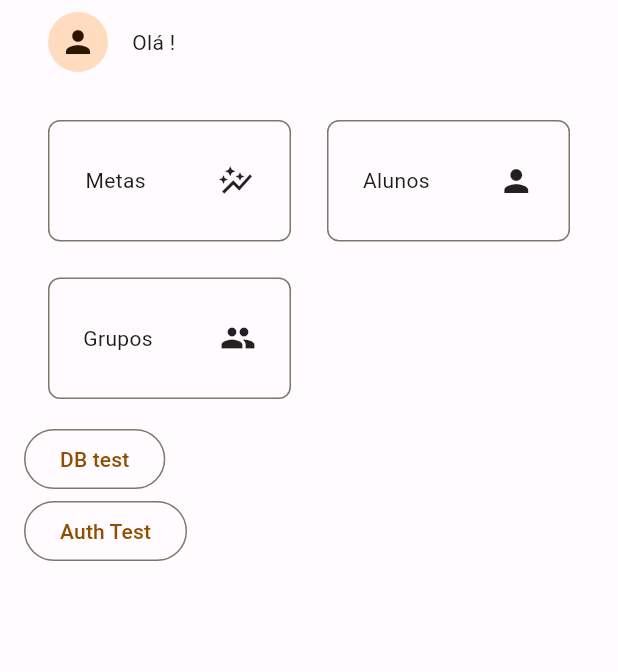
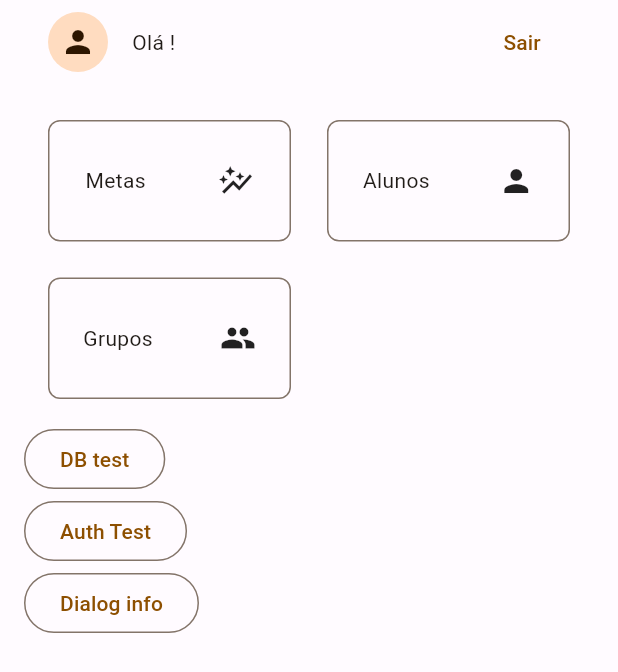
Before and after one commit to ThiagoFontes/minha_turma, a Flutter app: the screen it shows once a user with an empty profile is signed in, on a phone screen of 412 x 824 dp. Shown: the top 672 px of the screen. Run offline on Flutter 3.47's test engine with Material 3 defaults, Android fonts, the phone set to English and light mode, and no system bars; our stand-ins replace cloud_firestore, firebase_auth, firebase_core, flutter_bloc, go_router; accounts and stored records are empty; generated files the repository leaves out were written again; Roboto replaces fonts that are missing (RobotoMono).

Commit message:
add error messages and fix auth state on reload

```diff
--- a/lib/main.dart
+++ b/lib/main.dart
@@ -5,8 +5,6 @@ import 'package:firebase_core/firebase_core.dart';
 import 'package:flutter/foundation.dart';
 import 'package:flutter/material.dart';
 import 'package:myclasses/firebase_options.dart';
-import 'package:myclasses/src/app_routes.dart';
-import 'package:myclasses/src/utils/firebase/auth_service.dart';
 
 import 'src/app.dart';
 import 'src/settings/settings_controller.dart';
@@ -32,8 +30,6 @@ void main() async {
     );
   }
 
-  AuthService.loginListener(navigatorKey: AppRoutes.navigatorKey);
-
   // if (kDebugMode) {
   //   try {
   //     FirebaseFirestore.instance.useFirestoreEmulator('localhost', 8080);
--- a/lib/src/app.dart
+++ b/lib/src/app.dart
@@ -3,19 +3,31 @@ import 'package:flutter/material.dart';
 import 'package:flutter_localizations/flutter_localizations.dart';
 import 'package:go_router/go_router.dart';
 import 'package:myclasses/src/app_routes.dart';
+import 'package:myclasses/src/utils/firebase/auth_service.dart';
 import 'package:myclasses/src/utils/localization/l10n.dart';
 import 'package:myclasses/src/utils/material_theme/color_schemes.g.dart';
 
 import 'settings/settings_controller.dart';
 
 /// The Widget that configures your application.
-class MyApp extends StatelessWidget {
+class MyApp extends StatefulWidget {
   const MyApp({
     super.key,
     required this.settingsController,
   });
 
   final SettingsController settingsController;
+
+  @override
+  State<MyApp> createState() => _MyAppState();
+}
+
+class _MyAppState extends State<MyApp> {
+  @override
+  void initState() {
+    AuthService.loginListener();
+    super.initState();
+  }
 
   @override
   Widget build(BuildContext context) {
@@ -28,8 +40,12 @@ class MyApp extends StatelessWidget {
     //
     // The ListenableBuilder Widget listens to the SettingsController for changes.
     // Whenever the user updates their settings, the MaterialApp is rebuilt.
-    return ListenableBuilder(
-      listenable: settingsController,
+
+    return GestureDetector(
+      behavior: HitTestBehavior.opaque,
+      onTap: () => FocusScope.of(context).requestFocus(FocusNode()),
+      child: ListenableBuilder(
+        listenable: widget.settingsController,
         builder: (BuildContext context, Widget? child) {
           return LayoutBuilder(builder: (context, constraints) {
             double? width;
@@ -47,10 +63,6 @@ class MyApp extends StatelessWidget {
                   // returns to the app after it has been killed while running in the
                   // background.
                   restorationScopeId: 'app',
-
-                // Provide the generated AppLocalizations to the MaterialApp. This
-                // allows descendant Widgets to display the correct translations
-                // depending on the user's locale.
                   localizationsDelegates: const [
                     AppLocalizations.delegate,
                     GlobalMaterialLocalizations.delegate,
@@ -58,20 +70,10 @@ class MyApp extends StatelessWidget {
                     GlobalCupertinoLocalizations.delegate,
                   ],
                   supportedLocales: const [
-                  Locale('pt', 'BR'), // English, no country code
+                    Locale('pt', 'BR'),
                   ],
-
-                // Use AppLocalizations to configure the correct application title
-                // depending on the user's locale.
-                //
-                // The appTitle is defined in .arb files found in the localization
-                // directory.
                   onGenerateTitle: (BuildContext context) =>
                       AppLocalizations.of(context).appTitle,
-
-                // Define a light and dark color theme. Then, read the user's
-                // preferred ThemeMode (light, dark, or system default) from the
-                // SettingsController to display the correct theme.
                   theme: ThemeData(
                     useMaterial3: true,
                     colorScheme: lightColorScheme,
@@ -82,8 +84,7 @@ class MyApp extends StatelessWidget {
                     colorScheme: darkColorScheme,
                     fontFamily: 'RobotoMono',
                   ),
-                // darkTheme: ThemeData.dark(),
-                themeMode: settingsController.themeMode,
+                  themeMode: widget.settingsController.themeMode,
 
                   routerConfig: AppRoutes.router,
                 ),
@@ -91,6 +92,7 @@ class MyApp extends StatelessWidget {
             );
           });
         },
+      ),
     );
   }
 }
--- a/lib/src/app_routes.dart
+++ b/lib/src/app_routes.dart
@@ -8,6 +8,7 @@ import 'package:myclasses/src/features/home_coach/add_student_page.dart';
 import 'package:myclasses/src/features/home_coach/home_coach_page.dart';
 import 'package:myclasses/src/features/home_coach/list_goals_page.dart';
 import 'package:myclasses/src/features/login/login_view.dart';
+import 'package:myclasses/src/features/profile/profile_page.dart';
 
 typedef RouterBuilder = Widget Function(BuildContext, GoRouterState);
 
@@ -16,7 +17,8 @@ abstract class AppRoutes {
     LoginView.route: (context, state) => const LoginView(),
     TestFirestorePage.route: (context, state) => const TestFirestorePage(),
     TestFirebaseAuthPage.route: (p0, p1) => const TestFirebaseAuthPage(),
-    HomeCoachPage.route: (context, state) => HomeCoachPage(),
+    HomeCoachPage.route: (context, state) => const HomeCoachPage(),
+    ProfilePage.route: (p0, p1) => const ProfilePage(),
     AddStudentPage.route: (p0, p1) => const AddStudentPage(),
     ListGoalsPage.route: (p0, p1) => ListGoalsPage(),
     // HomePage.route: (context, _) => const HomePage(),
--- a/lib/src/features/home_coach/home_coach_page.dart
+++ b/lib/src/features/home_coach/home_coach_page.dart
@@ -9,6 +9,7 @@ import 'package:myclasses/src/features/home_coach/list_goals_page.dart';
 import 'package:myclasses/src/features/home_coach/vmodels/cards_home_vmodel.dart';
 import 'package:myclasses/src/features/home_coach/widgets/profile_app_bar.dart';
 import 'package:myclasses/src/features/home_coach/widgets/square_button.dart';
+import 'package:myclasses/src/utils/widgets/error/messages.dart';
 
 class HomeCoachPage extends StatelessWidget {
   static const String route = '/home_coach';
@@ -68,6 +69,10 @@ class HomeCoachPage extends StatelessWidget {
                 onPressed: () => context.pushNamed(TestFirebaseAuthPage.route),
                 child: const Text('Auth Test'),
               ),
+              OutlinedButton(
+                onPressed: () => Messages.info(message: 'Info test'),
+                child: const Text('Dialog info'),
+              ),
             ],
           ),
         ),
--- a/lib/src/features/home_coach/widgets/profile_app_bar.dart
+++ b/lib/src/features/home_coach/widgets/profile_app_bar.dart
@@ -1,4 +1,7 @@
+import 'package:firebase_auth/firebase_auth.dart';
 import 'package:flutter/material.dart';
+import 'package:myclasses/src/app_routes.dart';
+import 'package:myclasses/src/features/profile/profile_page.dart';
 
 class ProfileAppBar extends StatelessWidget implements PreferredSizeWidget {
   const ProfileAppBar({
@@ -16,18 +19,28 @@ class ProfileAppBar extends StatelessWidget implements PreferredSizeWidget {
     buffer.write('!');
 
     return SafeArea(
+      child: Padding(
+        padding: const EdgeInsets.symmetric(horizontal: 32.0),
         child: Row(
           children: [
-          const SizedBox(width: 32),
-          const CircleAvatar(
+            GestureDetector(
+              child: const CircleAvatar(
                 child: Icon(Icons.person),
+              ),
+              onTap: () => AppRoutes.router.pushNamed(ProfilePage.route),
             ),
             const SizedBox(width: 16),
             Column(
               mainAxisAlignment: MainAxisAlignment.center,
               children: [Text(buffer.toString())],
             ),
+            const Spacer(),
+            TextButton(
+              onPressed: FirebaseAuth.instance.signOut,
+              child: const Text('Sair'),
+            )
           ],
+        ),
       ),
     );
   }
--- a/lib/src/utils/firebase/auth_service.dart
+++ b/lib/src/utils/firebase/auth_service.dart
@@ -4,16 +4,19 @@ import 'dart:developer';
 import 'package:firebase_auth/firebase_auth.dart';
 import 'package:flutter/material.dart';
 import 'package:go_router/go_router.dart';
+import 'package:myclasses/src/app_routes.dart';
 import 'package:myclasses/src/features/home_coach/home_coach_page.dart';
 import 'package:myclasses/src/features/login/login_view.dart';
+import 'package:myclasses/src/utils/widgets/error/messages.dart';
 
 abstract class AuthService {
-  static StreamSubscription<User?> loginListener({
-    required GlobalKey<NavigatorState> navigatorKey,
-  }) {
+  static StreamSubscription<User?> loginListener() {
+    FirebaseAuth.instance.userChanges().listen((event) {
+      log('### message');
+    });
     final listener = FirebaseAuth.instance.authStateChanges().listen(
       (User? user) {
-        final context = navigatorKey.currentContext;
+        final context = AppRoutes.navigatorKey.currentContext;
         if (context == null) return;
 
         if (user == null) {
@@ -22,7 +25,7 @@ abstract class AuthService {
           Navigator.of(context).popUntil((route) => route.isFirst);
           context.goNamed(LoginView.route);
 
-          // Dialogs.info(context, message: 'Usuário deslogado');
+          // Messages.info(message: 'Usuário deslogado');
         } else {
           log('User is signed in!');
           log(FirebaseAuth.instance.currentUser.toString());
@@ -31,14 +34,10 @@ abstract class AuthService {
           // }
         }
       },
-      onError: (error) async {
-        final context = navigatorKey.currentContext;
-
+      onError: (error) {
         log(error);
-
-        if (context != null) {
-          // Dialogs.error(context, error: error.toString());
-        }
+        log('Her');
+        Messages.error(error: error.toString());
       },
     );
 
--- /dev/null
+++ b/lib/src/utils/models/base_model.dart
@@ -0,0 +1,3 @@
+abstract class BaseModel {
+  BaseModel fromJson(Map<String,dynamic> map);
+}
--- /dev/null
+++ b/lib/src/utils/widgets/error/messages.dart
@@ -0,0 +1,58 @@
+import 'package:flutter/material.dart';
+import 'package:myclasses/src/app_routes.dart';
+
+abstract class Messages {
+  static Future<T?> error<T>({
+    required String error,
+  }) async {
+    final context = AppRoutes.navigatorKey.currentContext;
+
+    if (context != null) {
+      return await showDialog<T>(
+        context: context,
+        builder: (BuildContext context) {
+          return AlertDialog(
+            title: const Text('Erro'),
+            content: Text(error),
+            actions: [
+              TextButton(
+                child: const Text('OK'),
+                onPressed: () {
+                  Navigator.of(context).pop();
+                },
+              ),
+            ],
+          );
+        },
+      );
+    }
+    return null;
+  }
+
+  static Future<T?> info<T>({
+    required String message,
+    String? title,
+  }) async {
+    final context = AppRoutes.navigatorKey.currentContext;
+    if (context != null) {
+      return await showDialog<T>(
+        context: context,
+        builder: (BuildContext context) {
+          return AlertDialog(
+            title: Text(title ?? 'Info'),
+            content: Text(message),
+            actions: [
+              TextButton(
+                child: const Text('OK'),
+                onPressed: () {
+                  Navigator.of(context).pop();
+                },
+              ),
+            ],
+          );
+        },
+      );
+    }
+    return null;
+  }
+}
```
Also changed, not shown: lib/src/features/login/login_view.dart (+11 -9 lines), lib/src/features/profile/profile_page.dart (added, +38 -0 lines), lib/src/utils/states/snapshot_states.dart (+4 -5 lines), lib/src/utils/widgets/error/dialog_mixin.dart (deleted, +0 -48 lines). Lines whose indentation alone changed are shown as unchanged.
